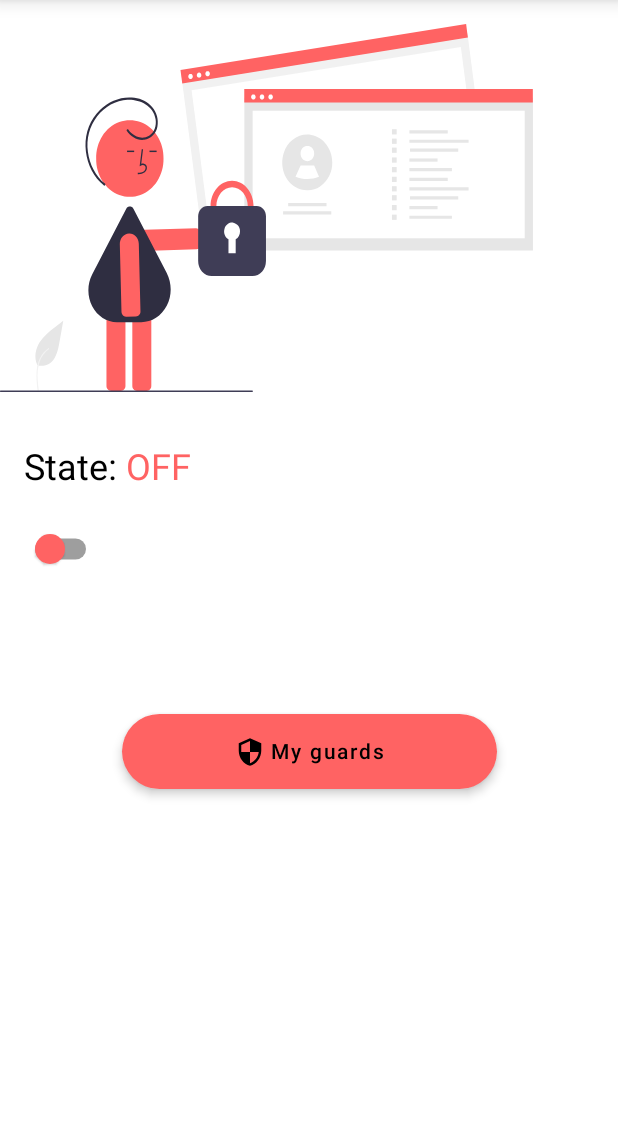
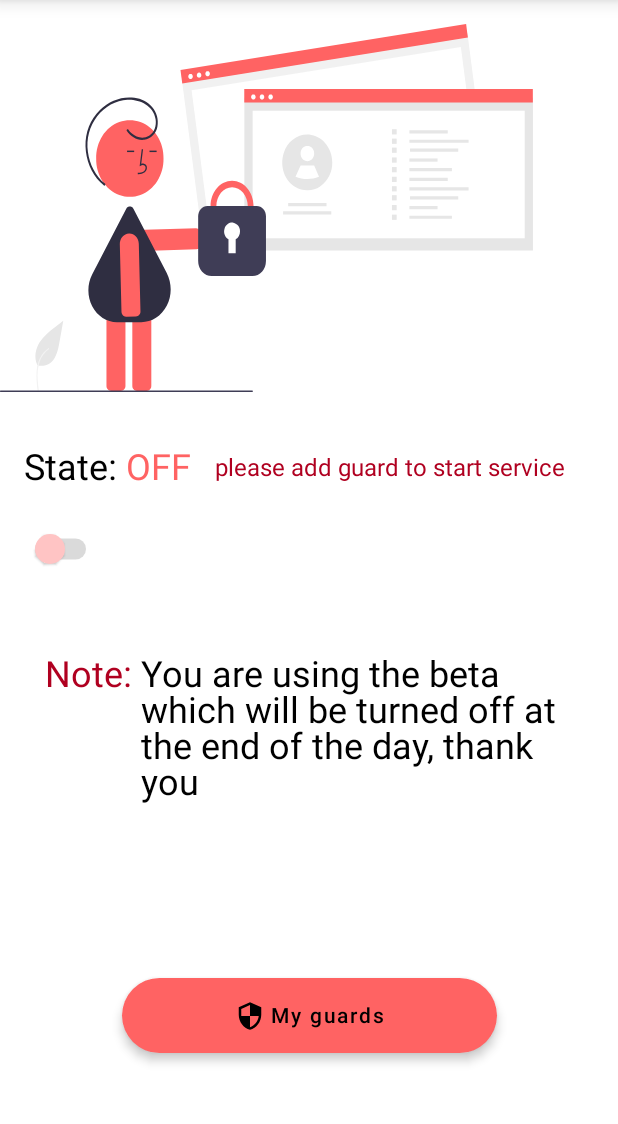
Before and after one commit to mahmoud947/protect_me_android_app, an Android app built with Jetpack Compose: the HomeScreen screen opened through its navigation route, on a phone screen of 412 x 824 dp, the part 72-1196 px from its top. Run offline under Robolectric (Android 15) with nearby library versions, the phone set to English and light mode, and no system bars; our stand-ins replace Dagger/Hilt's generated code, Room's generated code, accompanist.

Commit message:
fix some bugs

```diff
--- a/app/src/main/java/com/example/productme/di/ServiceModule.kt
+++ b/app/src/main/java/com/example/productme/di/ServiceModule.kt
@@ -26,7 +26,7 @@ object ServiceModule {
     @Singleton
     fun provideHttpClint():OkHttpClient=
         OkHttpClient.Builder()
-            .addInterceptor(BasicAuthInterceptor(user = "AC221e7596abcc96312798a567a4349380", password = "40aa2fde202bb0640aee8a400f83cac6"))
+            .addInterceptor(BasicAuthInterceptor(user = "", password = ""))
             .connectTimeout(10, TimeUnit.SECONDS)
             .readTimeout(10,TimeUnit.SECONDS)
             .build()
--- a/app/src/main/java/com/example/productme/feature_protect/domain/use_case/validation/ValidateGuardPhone.kt
+++ b/app/src/main/java/com/example/productme/feature_protect/domain/use_case/validation/ValidateGuardPhone.kt
@@ -5,7 +5,7 @@ class ValidateGuardPhone {
         if (phone.isBlank()) {
             return ValidateResult(
                 isValid = false,
-                errorMessage = "name can't be blank"
+                errorMessage = "phone can't be blank"
             )
         }
         if (phone.length !=11) {
--- a/app/src/main/java/com/example/productme/feature_protect/presentaion/screen/home_screen/HomeScreen.kt
+++ b/app/src/main/java/com/example/productme/feature_protect/presentaion/screen/home_screen/HomeScreen.kt
@@ -1,6 +1,5 @@
 package com.example.productme.feature_protect.presentaion.screen.home_screen
 
-import android.widget.Toast
 import androidx.compose.foundation.Image
 import androidx.compose.foundation.background
 import androidx.compose.foundation.isSystemInDarkTheme
@@ -22,7 +21,6 @@ import com.example.productme.R
 import com.example.productme.core.presentaion.components.ButtonWithElevation
 import com.example.productme.core.presentaion.components.DefaultTopAppBar
 import com.example.productme.core.presentaion.navigation.Screens
-import com.example.productme.feature_protect.presentaion.screen.add_edit_guard.AddEditGuardViewModel
 import com.example.productme.service.protect_me.utils.ProtectMeServiceComm
 import com.example.productme.service.protect_me.utils.sendCommandToService
 import com.example.productme.ui.theme.green
@@ -57,8 +55,6 @@ fun HomeScreen(
     }
 
     val scope = rememberCoroutineScope()
-
-
 
     LaunchedEffect(key1 = true) {
         viewModel.validationEvent.collect { event ->
@@ -113,6 +109,15 @@ fun HomeScreen(
             Text(text = stateText.value,
                 style = MaterialTheme.typography.h5,
                 color = if (state.isServiceEnable) green else orange)
+
+            if (!state.isGuardFound) {
+                Spacer(modifier = Modifier.width(MaterialTheme.spacing.medium))
+                Text(text = "please add guard to start service",
+                    style = MaterialTheme.typography.body1,
+                    color = MaterialTheme.colors.error)
+            }
+
+
         }
 
         Spacer(modifier = Modifier.height(MaterialTheme.spacing.medium))
@@ -126,8 +131,27 @@ fun HomeScreen(
             colors = SwitchDefaults.colors(
                 checkedThumbColor = green,
                 uncheckedThumbColor = orange
+            ),
+            enabled = state.isActive ?: false && state.isGuardFound
+        )
+        Spacer(modifier = Modifier.height(MaterialTheme.spacing.medium))
+        Row(
+            modifier = Modifier
+                .fillMaxWidth()
+                .padding(all = 30.dp),
+            verticalAlignment = Alignment.Top,
+            horizontalArrangement = Arrangement.Center
+        ) {
+            Text(text = "Note: ",
+                style = MaterialTheme.typography.h5,
+                color = MaterialTheme.colors.error)
+            Text(
+                text = "You are using the beta which will be turned off at the end of the day, thank you",
+                style = MaterialTheme.typography.h5,
+                color = MaterialTheme.colors.onBackground
             )
-        )
+        }
+
         Spacer(modifier = Modifier.height(MaterialTheme.spacing.xLarge))
 
         ButtonWithElevation(
--- a/app/src/main/java/com/example/productme/feature_protect/presentaion/screen/home_screen/HomeScreenState.kt
+++ b/app/src/main/java/com/example/productme/feature_protect/presentaion/screen/home_screen/HomeScreenState.kt
@@ -3,5 +3,6 @@ package com.example.productme.feature_protect.presentaion.screen.home_screen
 data class HomeScreenState(
     val isServiceEnable: Boolean = false,
     val isActive:Boolean?=false,
-    val activationMessage:String?=null
+    val activationMessage:String?=null,
+    val isGuardFound:Boolean=false
 )
--- a/app/src/main/java/com/example/productme/feature_protect/presentaion/screen/home_screen/HomeScreenViewModel.kt
+++ b/app/src/main/java/com/example/productme/feature_protect/presentaion/screen/home_screen/HomeScreenViewModel.kt
@@ -37,7 +37,15 @@ class HomeScreenViewModel @Inject constructor(
             isServiceEnable = isServiceEnable
         )
         checkValidation()
+        isGuardListEmpty()
     }
+
+    private fun isGuardListEmpty(){
+        useCases.getGuardsUseCase().onEach {
+               uiState=uiState.copy(isGuardFound = it.isNotEmpty())
+        }.launchIn(viewModelScope)
+    }
+
 
     private fun checkValidation() {
        coreUseCases.checkActivationUseCase().onEach { result ->
```
Also changed, not shown: app/src/main/java/com/example/productme/service/protect_me/service/ProtectMeService.kt (+41 -5 lines), 1 other file.
